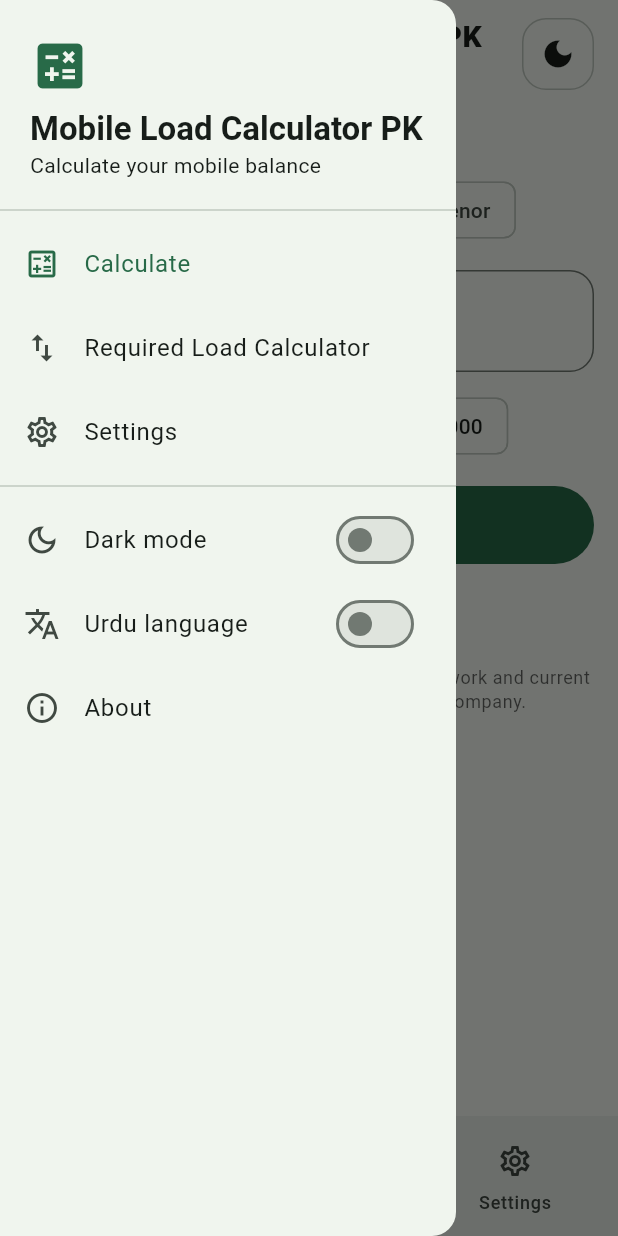
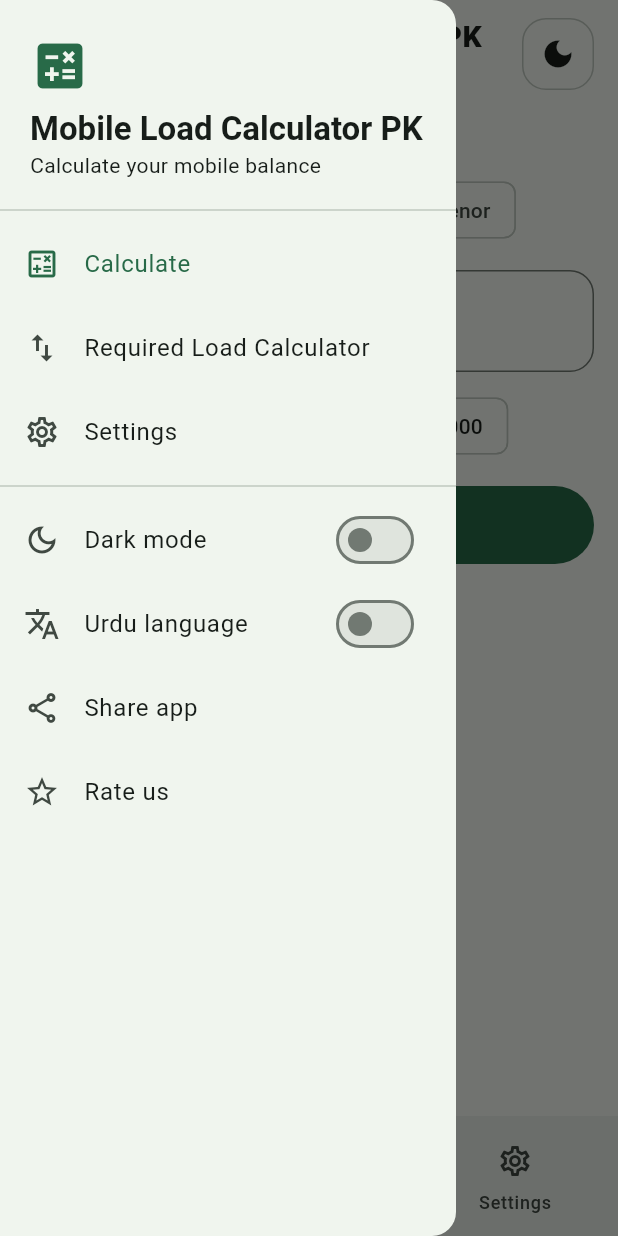
Before and after one commit to alishahbhai2-beep/Load-tax-pk, a Flutter app: the screen it shows after launch, after a tap on the "menu" icon, on a phone screen of 412 x 824 dp. Run offline on Flutter 3.47's test engine with Material 3 defaults, Android fonts, the phone set to English and light mode, and no system bars; our stand-ins replace share_plus, shared_preferences.

Commit message:
Add files via upload

```diff
--- a/lib/l10n.dart
+++ b/lib/l10n.dart
@@ -14,7 +14,9 @@ const _en = {
   'reverseTitle': 'Required Load Calculator',
   'reverseHeading': 'Required Load Calculator',
   'headerSub': 'Calculate your mobile balance',
-  'about': 'About',
+  'share': 'Share app',
+  'rate': 'Rate us',
+  'shareText': 'Check out Mobile Load Calculator PK. See your real mobile balance after tax:',
   'wantBalance': 'Balance I want (Rs)',
   'reverseBtn': 'Find load amount',
   'buy': 'You need to load',
@@ -23,8 +25,6 @@ const _en = {
   'lang': 'Urdu language',
   'errEmpty': 'Please enter an amount',
   'errInvalid': 'Enter a valid amount greater than zero',
-  'disclaimer':
-      'Estimates only. Actual deduction may vary by network and current tax rates. Not affiliated with any telecom company.',
 };
 
 const _ur = {
@@ -43,7 +43,9 @@ const _ur = {
   'reverseTitle': 'درکار لوڈ کیلکولیٹر',
   'reverseHeading': 'درکار لوڈ کیلکولیٹر',
   'headerSub': 'اپنا موبائل بیلنس معلوم کریں',
-  'about': 'ایپ کے بارے میں',
+  'share': 'ایپ شیئر کریں',
+  'rate': 'ہمیں ریٹ کریں',
+  'shareText': 'موبائل لوڈ کیلکولیٹر PK دیکھیں۔ ٹیکس کے بعد اپنا اصل موبائل بیلنس جانیں:',
   'wantBalance': 'مطلوبہ بیلنس (روپے)',
   'reverseBtn': 'لوڈ کی رقم معلوم کریں',
   'buy': 'آپ کو اتنا لوڈ کرنا ہوگا',
@@ -52,8 +54,6 @@ const _ur = {
   'lang': 'اردو زبان',
   'errEmpty': 'براہ کرم رقم درج کریں',
   'errInvalid': 'صفر سے زیادہ درست رقم درج کریں',
-  'disclaimer':
-      'یہ صرف اندازہ ہے۔ اصل کٹوتی نیٹ ورک اور موجودہ ٹیکس ریٹ کے مطابق مختلف ہو سکتی ہے۔ کسی ٹیلی کام کمپنی سے وابستہ نہیں۔',
 };
 
 String tr(bool urdu, String key) => (urdu ? _ur : _en)[key] ?? key;
--- a/lib/main.dart
+++ b/lib/main.dart
@@ -1,8 +1,35 @@
 import 'package:flutter/material.dart';
 import 'package:flutter/services.dart';
+import 'package:share_plus/share_plus.dart';
+import 'package:url_launcher/url_launcher.dart';
 import 'app_state.dart';
 import 'l10n.dart';
 import 'tax.dart';
+
+const _pkg = 'com.asifawan1120.loadtaxpk';
+const _storeUrl = 'https://play.google.com/store/apps/details?id=$_pkg';
+
+Future<void> shareApp(bool urdu) async {
+  try {
+    await Share.share('${tr(urdu, 'shareText')}\n$_storeUrl');
+  } catch (_) {}
+}
+
+Future<void> rateApp() async {
+  try {
+    final ok = await launchUrl(
+      Uri.parse('market://details?id=$_pkg'),
+      mode: LaunchMode.externalApplication,
+    );
+    if (!ok) {
+      await launchUrl(Uri.parse(_storeUrl), mode: LaunchMode.externalApplication);
+    }
+  } catch (_) {
+    try {
+      await launchUrl(Uri.parse(_storeUrl), mode: LaunchMode.externalApplication);
+    } catch (_) {}
+  }
+}
 
 Future<void> main() async {
   WidgetsFlutterBinding.ensureInitialized();
@@ -103,16 +130,19 @@ class _ShellState extends State<Shell> {
               onChanged: (v) => s.update(urdu: v),
             ),
             ListTile(
-              leading: const Icon(Icons.info_outline),
-              title: Text(tr(u, 'about')),
+              leading: const Icon(Icons.share_outlined),
+              title: Text(tr(u, 'share')),
               onTap: () {
                 _key.currentState?.closeDrawer();
-                showAboutDialog(
-                  context: context,
-                  applicationName: tr(u, 'title'),
-                  applicationVersion: '1.0.0',
-                  children: [Text(tr(u, 'disclaimer'))],
-                );
+                shareApp(u);
+              },
+            ),
+            ListTile(
+              leading: const Icon(Icons.star_outline),
+              title: Text(tr(u, 'rate')),
+              onTap: () {
+                _key.currentState?.closeDrawer();
+                rateApp();
               },
             ),
           ]),
@@ -200,18 +230,6 @@ class Panel extends StatelessWidget {
           borderRadius: BorderRadius.circular(24),
         ),
         child: child,
-      );
-}
-
-class Disclaimer extends StatelessWidget {
-  final bool urdu;
-  const Disclaimer(this.urdu, {super.key});
-  @override
-  Widget build(BuildContext context) => Padding(
-        padding: const EdgeInsets.only(top: 20),
-        child: Text(tr(urdu, 'disclaimer'),
-            textAlign: TextAlign.center,
-            style: Theme.of(context).textTheme.bodySmall?.copyWith(color: Theme.of(context).hintColor)),
       );
 }
 
@@ -316,7 +334,6 @@ class _CalcPageState extends State<CalcPage> {
                 ]),
               ),
       ),
-      Disclaimer(u),
     ]);
   }
 
@@ -399,7 +416,6 @@ class _ReversePageState extends State<ReversePage> {
                 ]),
               ),
       ),
-      Disclaimer(u),
     ]);
   }
 }
@@ -429,7 +445,6 @@ class SettingsPage extends StatelessWidget {
       const SizedBox(height: 8),
       SwitchListTile(title: Text(tr(u, 'dark')), value: state.dark, onChanged: (v) => state.update(dark: v)),
       SwitchListTile(title: Text(tr(u, 'lang')), value: state.urdu, onChanged: (v) => state.update(urdu: v)),
-      Disclaimer(u),
     ]);
   }
 }
```
